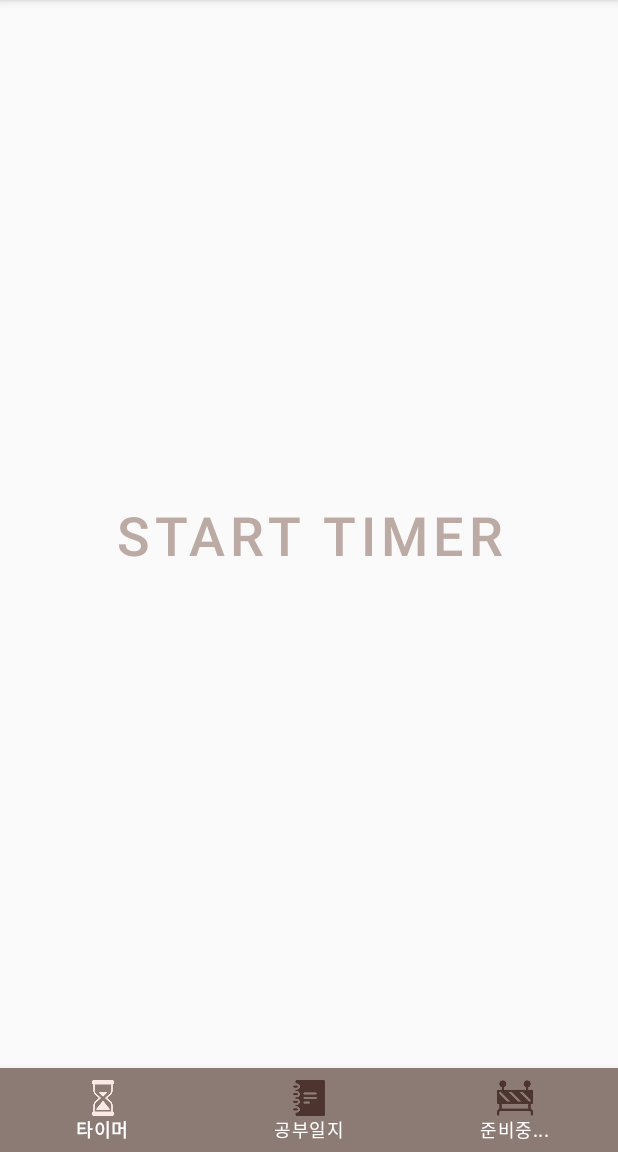
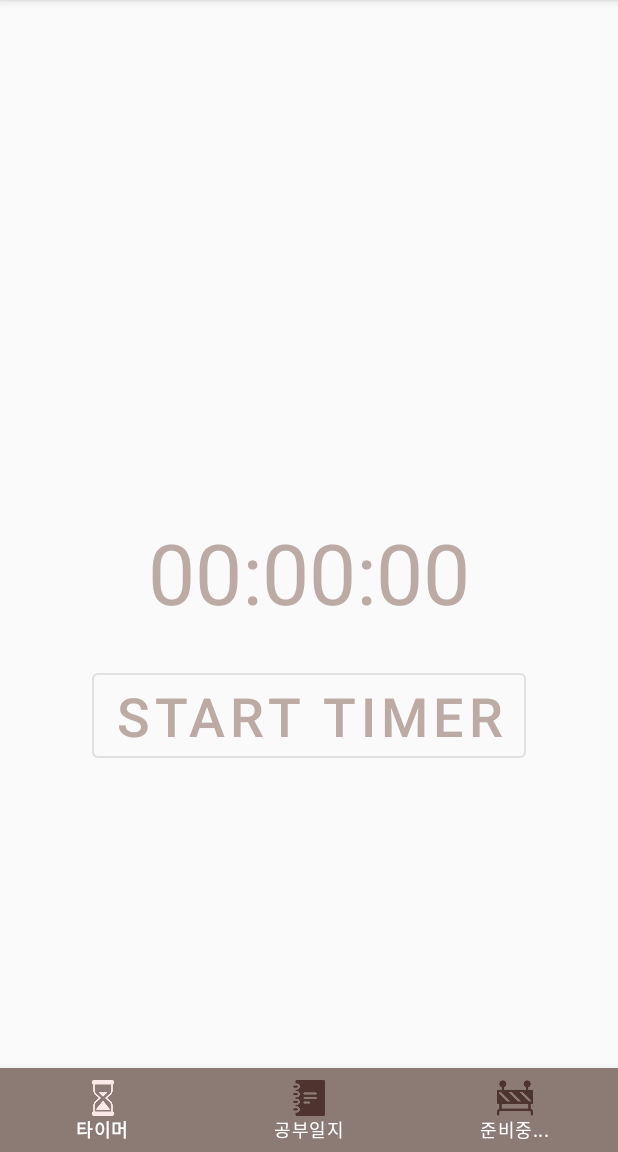
Before and after one commit to Voo-Up/GenuineTimer, an Android app: the screen it shows after launch (MainActivity), on a phone screen of 412 x 824 dp, the part 84-1236 px from its top. Run offline under Robolectric (Android 15) with nearby library versions, the phone set to English and light mode, and no system bars; our stand-ins replace AdMob.

Commit message:
UI, Datepicker 완성
Banner 크기만큼 Margin들 추가

Timer Fragment에 최근 타이머 내역 나오도록 함

Diary Fragment에 Date Picker 버튼 이름을 선택한 날짜로 하게 했음.
Date picker 정상동작함. 해당 날짜 선택하면 그 날짜에 해당하는 timer 내역 list로 나오게 함.
List는 Default로 오늘에 해당하는 history가 나오게 바꿈
List item 와꾸 진짜 병신인데 도저히 어찌할바를 몰라서 일단 자물쇠만 뺌

```diff
--- a/AndroidProject/ExamineeTimer/app/src/main/java/com/example/examineetimer/DiaryFragment.java
+++ b/AndroidProject/ExamineeTimer/app/src/main/java/com/example/examineetimer/DiaryFragment.java
@@ -25,13 +25,17 @@ import com.google.android.material.datepicker.MaterialPickerOnPositiveButtonClic
 import java.text.ParseException;
 import java.text.SimpleDateFormat;
 import java.util.ArrayList;
+import java.util.Calendar;
 import java.util.Date;
+import java.util.Locale;
 
 public class DiaryFragment extends Fragment {
     final private String TAG = "DiaryFragment";
 
     private RecyclerView mRecyclerView;
-    private long selectedPickerTime;
+    private long mSelectedPickerTime;
+
+    Button btnDatePicker;
 
     public DiaryFragment(){}
     @Nullable
@@ -42,22 +46,39 @@ public class DiaryFragment extends Fragment {
 
         mRecyclerView = (RecyclerView) v.findViewById(R.id.recyclerview_main_list);
         mRecyclerView.setLayoutManager(new LinearLayoutManager(getContext()));
-        selectedPickerTime = 0;
 
         MaterialDatePicker.Builder builder = MaterialDatePicker.Builder.datePicker();
+        Calendar todayCalendar = Calendar.getInstance(Locale.getDefault());
+        SimpleDateFormat sdf = new SimpleDateFormat("yyyy-MM-dd");
+        String todayOnlyDateStr = sdf.format(todayCalendar.getTime());
+        Log.i(TAG, "Today MilliSecond : " + todayCalendar.getTimeInMillis());
+        todayCalendar.set(Calendar.HOUR, 0);
+        todayCalendar.set(Calendar.MINUTE, 0);
+        todayCalendar.set(Calendar.SECOND, 0);
+        todayCalendar.set(Calendar.MILLISECOND, 0);
+        Log.i(TAG, "Today MilliSecond : " + todayCalendar.getTimeInMillis());
+        builder.setSelection(todayCalendar.getTimeInMillis());
+        mSelectedPickerTime = todayCalendar.getTimeInMillis();
         final MaterialDatePicker picker = builder.build();
-        picker.addOnPositiveButtonClickListener(new MaterialPickerOnPositiveButtonClickListener<Long>() {
-            @Override public void onPositiveButtonClick(Long selection) {
-                Log.i(TAG, "" + selection);
-                loadAdapterList(selection);
-                selectedPickerTime = selection;
-                Log.i(TAG,"time is:" + new Date(selectedPickerTime));
+        picker.addOnPositiveButtonClickListener(new MaterialPickerOnPositiveButtonClickListener() {
+            @Override
+            public void onPositiveButtonClick(Object selection) {
+                mSelectedPickerTime = (long)selection;
+                Log.i(TAG, "selected picker Time : " + mSelectedPickerTime);
+                Date date = new Date(mSelectedPickerTime);
+                SimpleDateFormat sdf = new SimpleDateFormat("yyyy-MM-dd");
+                String todayOnlyDateStr = sdf.format(date);
+                Log.i(TAG, "Select Only Date : " + todayOnlyDateStr);
+                Log.i(TAG, "Select DateTime: " + date);
+                loadAdapterList(mSelectedPickerTime);
+                btnDatePicker.setText(todayOnlyDateStr);
             }
         });
 
         final FragmentManager fragmentManager = getFragmentManager();
 
-        Button btnDatePicker = (Button)v.findViewById(R.id.btn_date_picker);
+        btnDatePicker = (Button)v.findViewById(R.id.btn_date_picker);
+        btnDatePicker.setText(todayOnlyDateStr);
         btnDatePicker.setOnClickListener(new View.OnClickListener() {
             @Override
             public void onClick(View v) {
@@ -72,7 +93,7 @@ public class DiaryFragment extends Fragment {
     public void onResume() {
         super.onResume();
         Log.i(TAG, "onResume");
-        loadAdapterList(selectedPickerTime);
+        loadAdapterList(mSelectedPickerTime);
     }
 
     private void loadAdapterList(long selectedPickerTime) {
@@ -80,10 +101,14 @@ public class DiaryFragment extends Fragment {
         ExamineeTimerDbHandler dbHandler = new ExamineeTimerDbHandler(getContext());
         Cursor cursor;
 
-        if(selectedPickerTime == 0) {
         //select DB
         Log.i(TAG, "Select table");
+        if(selectedPickerTime == 0) {
             cursor = dbHandler.select(StudyTimeDO.StudyTimeEntry.TABLE_NAME);
+        }
+        else{
+            cursor = dbHandler.selectByPickerDate(StudyTimeDO.StudyTimeEntry.TABLE_NAME, mSelectedPickerTime);
+        }
 
         Log.i(TAG, "cursor Count : " + cursor.getCount());
         if (cursor.getCount() > 0) {
@@ -104,15 +129,6 @@ public class DiaryFragment extends Fragment {
                 arrayList.add(dl);
             }while(cursor.moveToNext());
         }
-        }
-        else if(selectedPickerTime > 0) {
-            /*TODO: Select Adapter By Date*/
-            //cursor = dbHandler.selectByPickerDate(StudyTimeDO.StudyTimeEntry.TABLE_NAME, selectedPickerTime);
-        } else {
-            Log.e(TAG, "invalide selectedPickerTime" + selectedPickerTime);
-            return ;
-        }
-
 
         CustomAdapter adapter = new CustomAdapter(arrayList);
         mRecyclerView.setAdapter(adapter);
--- a/AndroidProject/ExamineeTimer/app/src/main/java/com/example/examineetimer/LockscreenActivity.java
+++ b/AndroidProject/ExamineeTimer/app/src/main/java/com/example/examineetimer/LockscreenActivity.java
@@ -2,6 +2,7 @@ package com.example.examineetimer;
 
 import android.app.Activity;
 import android.content.ContentValues;
+import android.content.Intent;
 import android.os.Bundle;
 import android.util.Log;
 import android.view.KeyEvent;
@@ -159,6 +160,9 @@ public class LockscreenActivity extends Activity {
 
     private void finishTimer() {
         studyTimer.cancel();
+        Intent resultIntent = new Intent();
+        resultIntent.putExtra("recent_timer", MyUtils.convertSecToTimeFormatString(mTotalStudySec));
+        setResult(Activity.RESULT_OK, resultIntent);
         finish();
     }
 
--- a/AndroidProject/ExamineeTimer/app/src/main/java/com/example/examineetimer/MainActivity.java
+++ b/AndroidProject/ExamineeTimer/app/src/main/java/com/example/examineetimer/MainActivity.java
@@ -1,9 +1,12 @@
 package com.example.examineetimer;
 
 import androidx.annotation.NonNull;
+import androidx.annotation.Nullable;
 import androidx.appcompat.app.AppCompatActivity;
 import androidx.viewpager.widget.ViewPager;
 
+import android.app.Activity;
+import android.content.Intent;
 import android.os.Bundle;
 import android.util.Log;
 import android.view.MenuItem;
@@ -78,6 +81,7 @@ public class MainActivity extends AppCompatActivity {
         });
     }
 
+
     private void initAdmob() {
         MobileAds.initialize(this, getString(R.string.admob_app_id));
         mAdView = findViewById(R.id.adView);
--- a/AndroidProject/ExamineeTimer/app/src/main/java/com/example/examineetimer/TimerFragment.java
+++ b/AndroidProject/ExamineeTimer/app/src/main/java/com/example/examineetimer/TimerFragment.java
@@ -1,19 +1,27 @@
 package com.example.examineetimer;
 
+import android.app.Activity;
 import android.content.Intent;
 import android.os.Bundle;
+import android.util.Log;
 import android.view.LayoutInflater;
 import android.view.View;
 import android.view.ViewGroup;
 import android.widget.Button;
+import android.widget.TextView;
 
 import androidx.annotation.NonNull;
 import androidx.annotation.Nullable;
 import androidx.fragment.app.Fragment;
 
 public class TimerFragment extends Fragment {
+    final private String TAG = "TimerFragment";
 
     public TimerFragment(){}
+
+    final private int LOCKSCREEN_ACTIVITY_REQUEST_CODE = 0;
+
+    TextView tvRecentStudyTime;
 
     @Nullable
     @Override
@@ -25,9 +33,27 @@ public class TimerFragment extends Fragment {
             @Override
             public void onClick(View v) {
                 Intent intent = new Intent(getContext(), LockscreenActivity.class);
-                startActivity(intent);
+                startActivityForResult(intent, LOCKSCREEN_ACTIVITY_REQUEST_CODE);
             }
         });
+
+        tvRecentStudyTime = (TextView)v.findViewById(R.id.tv_recent_study_time);
         return v;
     }
+
+    @Override
+    public void onActivityResult(int requestCode, int resultCode, @Nullable Intent data) {
+        super.onActivityResult(requestCode, resultCode, data);
+        switch(requestCode) {
+            case (LOCKSCREEN_ACTIVITY_REQUEST_CODE) : {
+                if (resultCode == Activity.RESULT_OK) {
+                    // TODO Extract the data returned from the child Activity.
+                    String returnValue = data.getStringExtra("recent_timer");
+                    Log.i(TAG, "Return Value : " + returnValue);
+                    tvRecentStudyTime.setText(returnValue);
+                }
+                break;
+            }
+        }
+    }
 }
--- a/AndroidProject/ExamineeTimer/app/src/main/java/com/example/examineetimer/db/ExamineeTimerDbHandler.java
+++ b/AndroidProject/ExamineeTimer/app/src/main/java/com/example/examineetimer/db/ExamineeTimerDbHandler.java
@@ -6,6 +6,10 @@ import android.database.Cursor;
 import android.database.sqlite.SQLiteDatabase;
 import android.database.sqlite.SQLiteOpenHelper;
 import android.util.Log;
+
+import java.text.SimpleDateFormat;
+import java.util.Date;
+import java.util.Locale;
 
 public class ExamineeTimerDbHandler {
     private final String TAG = "ExamineeTimerDbHandler";
@@ -34,7 +38,15 @@ public class ExamineeTimerDbHandler {
 
     public Cursor selectByPickerDate(String tableName, long selected) {
         mDB = mHelper.getReadableDatabase();
-        Cursor c = mDB.query(tableName, null, null, null, null, null, "id DESC");
+        long today = selected;
+        long tomorrow = selected + 86400000; // + 24hours
+        Date d1 = new Date(today);
+        Date d2 = new Date(tomorrow);
+
+        SimpleDateFormat sdf = new SimpleDateFormat("yyyy-MM-dd");
+        String args[] = {sdf.format(d1), sdf.format(d2)};
+        Log.i(TAG, "d1 : " + sdf.format(d1) + ", d2 : " + sdf.format(d2));
+        Cursor c = mDB.query(tableName, null, "start_datetime BETWEEN ? AND ?", args, null, null, "id DESC");
         c.moveToFirst();
 
         return c;
--- a/AndroidProject/ExamineeTimer/app/src/main/res/layout/activity_main.xml
+++ b/AndroidProject/ExamineeTimer/app/src/main/res/layout/activity_main.xml
@@ -7,12 +7,22 @@
     android:layout_height="match_parent"
     tools:context=".MainActivity">
 
+    <com.google.android.gms.ads.AdView
+        android:id="@+id/adView"
+        android:layout_width="match_parent"
+        android:layout_height="wrap_content"
+        android:layout_alignParentBottom="true"
+        android:layout_centerHorizontal="true"
+        app:adSize="BANNER"
+        app:adUnitId="@string/banner_ad_unit_id_for_test"></com.google.android.gms.ads.AdView>
+
     <!-- Main content -->
     <androidx.viewpager.widget.ViewPager
         android:id="@+id/container"
         android:layout_width="match_parent"
-        android:layout_height="match_parent"
+        android:layout_height="fill_parent"
         app:layout_behavior="@string/appbar_scrolling_view_behavior"
+        android:layout_marginTop="50dp"
         android:layout_marginBottom="?attr/actionBarSize"/>
 
     <com.google.android.material.bottomnavigation.BottomNavigationView
@@ -25,14 +35,7 @@
         app:itemIconTint="@color/bottom_section_color"
         app:menu="@menu/menu_bot_navigation_items"/>
 
-    <com.google.android.gms.ads.AdView
-        android:id="@+id/adView"
-        android:layout_width="match_parent"
-        android:layout_height="wrap_content"
-        android:layout_alignParentBottom="true"
-        android:layout_centerHorizontal="true"
-        app:adSize="BANNER"
-        app:adUnitId="@string/banner_ad_unit_id_for_test"></com.google.android.gms.ads.AdView>
+
 
 
 </androidx.coordinatorlayout.widget.CoordinatorLayout>
--- a/AndroidProject/ExamineeTimer/app/src/main/res/layout/fragment_timer.xml
+++ b/AndroidProject/ExamineeTimer/app/src/main/res/layout/fragment_timer.xml
@@ -5,16 +5,28 @@
     android:layout_height="match_parent"
     tools:context=".MainActivity">
 
+    <TextView
+        android:id="@+id/tv_recent_study_time"
+        android:layout_width="match_parent"
+        android:layout_height="wrap_content"
+        app:layout_constraintTop_toTopOf="parent"
+        app:layout_constraintBottom_toBottomOf="parent"
+        app:layout_constraintEnd_toEndOf="parent"
+        app:layout_constraintStart_toStartOf="parent"
+        android:textAlignment="center"
+        android:textColor="@color/colorPrimary"
+        android:text="00:00:00"
+        android:textSize="56dp"
+        />
     <Button
         android:id="@+id/btn_open_lockscreen"
         android:layout_width="wrap_content"
         android:layout_height="wrap_content"
-        android:layout_margin="200dp"
+        android:layout_margin="24dp"
         android:textSize="36dp"
         android:text="@string/showLockScreenText"
-        style="@style/Widget.MaterialComponents.Button.TextButton"
-        app:layout_constraintTop_toTopOf="parent"
-        app:layout_constraintBottom_toBottomOf="parent"
+        style="@style/Widget.MaterialComponents.Button.OutlinedButton"
+        app:layout_constraintTop_toBottomOf="@+id/tv_recent_study_time"
         app:layout_constraintEnd_toEndOf="parent"
         app:layout_constraintStart_toStartOf="parent" />
 
--- a/AndroidProject/ExamineeTimer/app/src/main/res/layout/material_list_item_two_line.xml
+++ b/AndroidProject/ExamineeTimer/app/src/main/res/layout/material_list_item_two_line.xml
@@ -24,7 +24,6 @@
         android:id="@+id/mtrl_list_item_icon"
         android:layout_width="64dp"
         android:layout_height="64dp"
-        android:src="@drawable/ic_locked"
         android:padding="16dp"/>
 
     <TextView
--- a/AndroidProject/ExamineeTimer/app/src/main/res/values/strings.xml
+++ b/AndroidProject/ExamineeTimer/app/src/main/res/values/strings.xml
@@ -5,7 +5,7 @@
     <string name="lockscrenOff">LockScreen Turn Off</string>
     <string name="showLockScreenText">Start Timer</string>
     <string name="unlock">UnLock</string>
-    <string name="lockScreenText">LockScreen</string>
+    <string name="lockScreenText">Study Timer</string>
     <string name="lockScreenSwipeText"><![CDATA[slide to stop timer >>]]></string>
     <string name="admob_app_id">ca-app-pub-7673979477770497~9476133561</string>
     <string name="banner_ad_unit_id">ca-app-pub-7673979477770497/8366247783</string>
```
Also changed, not shown: AndroidProject/ExamineeTimer/app/src/main/res/layout/activity_lockscreen.xml (+5 -4 lines). Lines whose indentation alone changed are shown as unchanged.
